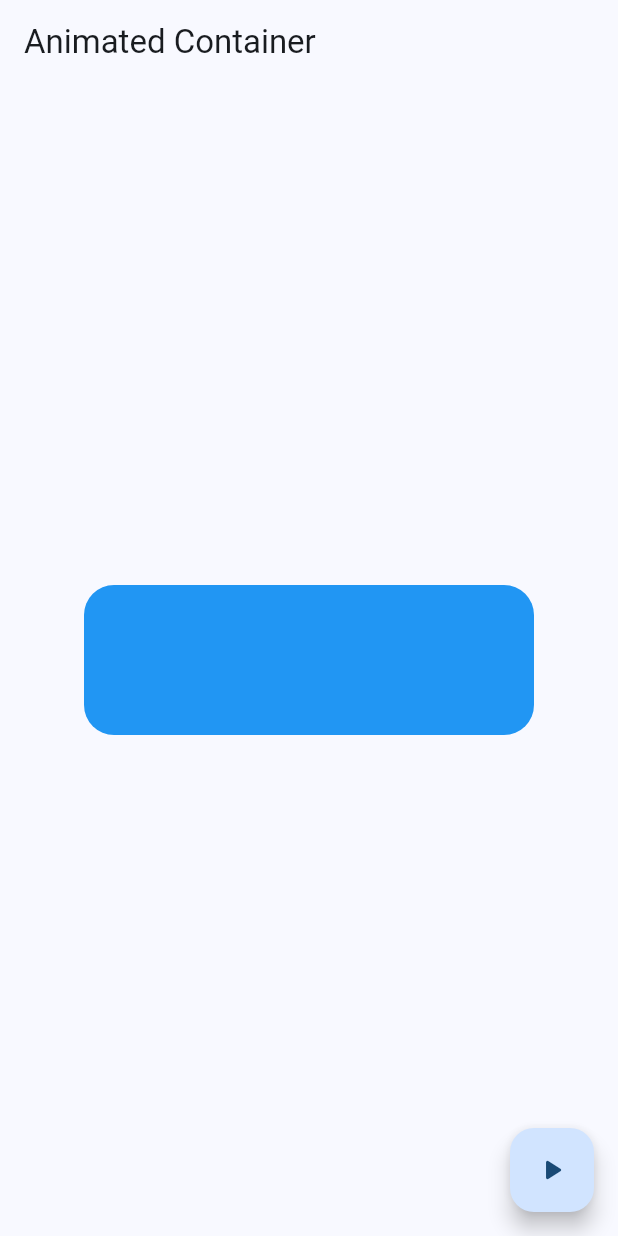
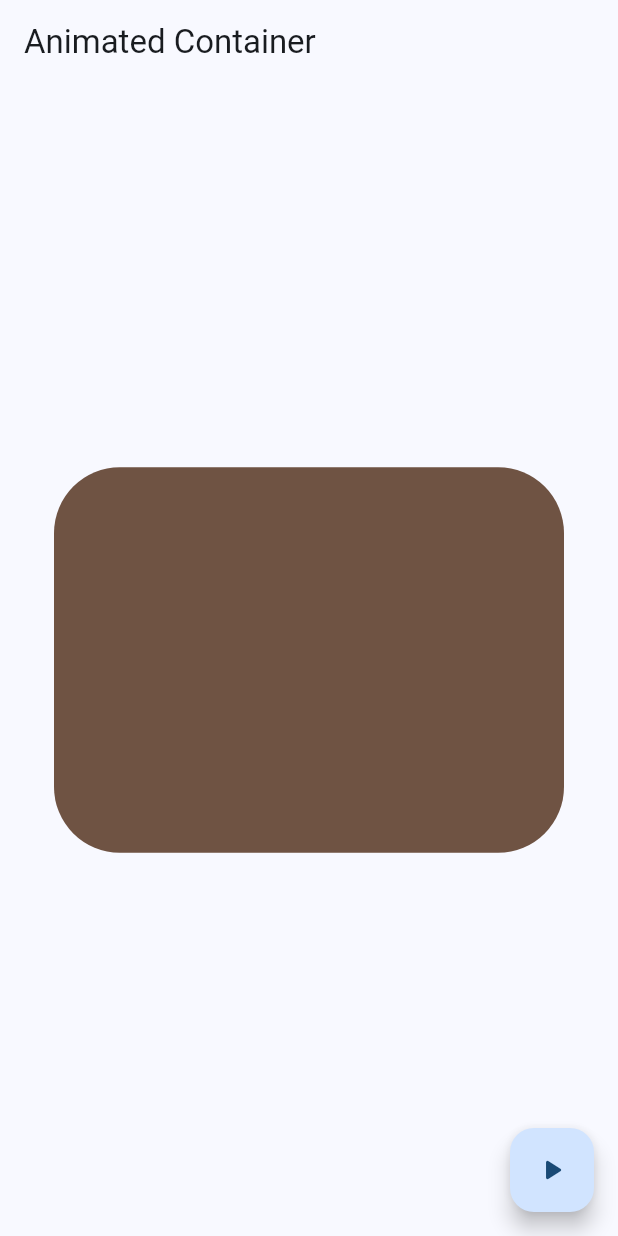
Before and after one commit to DaoCastro/widgets_app, a Flutter app: the AnimatedScreen screen opened by its route, after a tap on the "play arrow" icon, on a phone screen of 412 x 824 dp. Run offline on Flutter 3.47's test engine with Material 3 defaults, Android fonts, the phone set to English and light mode, and no system bars; our stand-ins replace go_router.

Commit message:
animated container finish

```diff
--- a/lib/presentation/screens/animated/animated_screen.dart
+++ b/lib/presentation/screens/animated/animated_screen.dart
@@ -1,9 +1,33 @@
 import 'package:flutter/material.dart';
+import 'dart:math' show Random;
 
-class AnimatedScreen extends StatelessWidget {
+class AnimatedScreen extends StatefulWidget {
   static const name = "animated_screen";
 
   const AnimatedScreen({super.key});
+
+  @override
+  State<AnimatedScreen> createState() => _AnimatedScreenState();
+}
+
+class _AnimatedScreenState extends State<AnimatedScreen> {
+  double width = 50;
+  double height = 50;
+  Color color = Colors.indigo;
+  double borderRadius = 10.0;
+
+  void changeShape() {
+    final random = Random();
+
+    width = random.nextInt(300) + 120;
+    height = random.nextInt(300) + 120;
+    borderRadius = random.nextDouble() * 60;
+
+    color = Color.fromRGBO(
+        random.nextInt(255), random.nextInt(255), random.nextInt(255), 1);
+
+    setState(() {});
+  }
 
   @override
   Widget build(BuildContext context) {
@@ -14,15 +38,15 @@ class AnimatedScreen extends StatelessWidget {
       body: Center(
         child: AnimatedContainer(
           duration: const Duration(milliseconds: 400),
-          curve: Curves.easeOutCubic,
-          width: 300,
-          height: 100,
+          curve: Curves.elasticOut,
+          width: width,
+          height: height,
           decoration: BoxDecoration(
-              color: Colors.blue, borderRadius: BorderRadius.circular(20)),
+              color: color, borderRadius: BorderRadius.circular(borderRadius)),
         ),
       ),
       floatingActionButton: FloatingActionButton(
-        onPressed: () {},
+        onPressed: changeShape,
         child: const Icon(Icons.play_arrow_rounded),
       ),
     );
```
